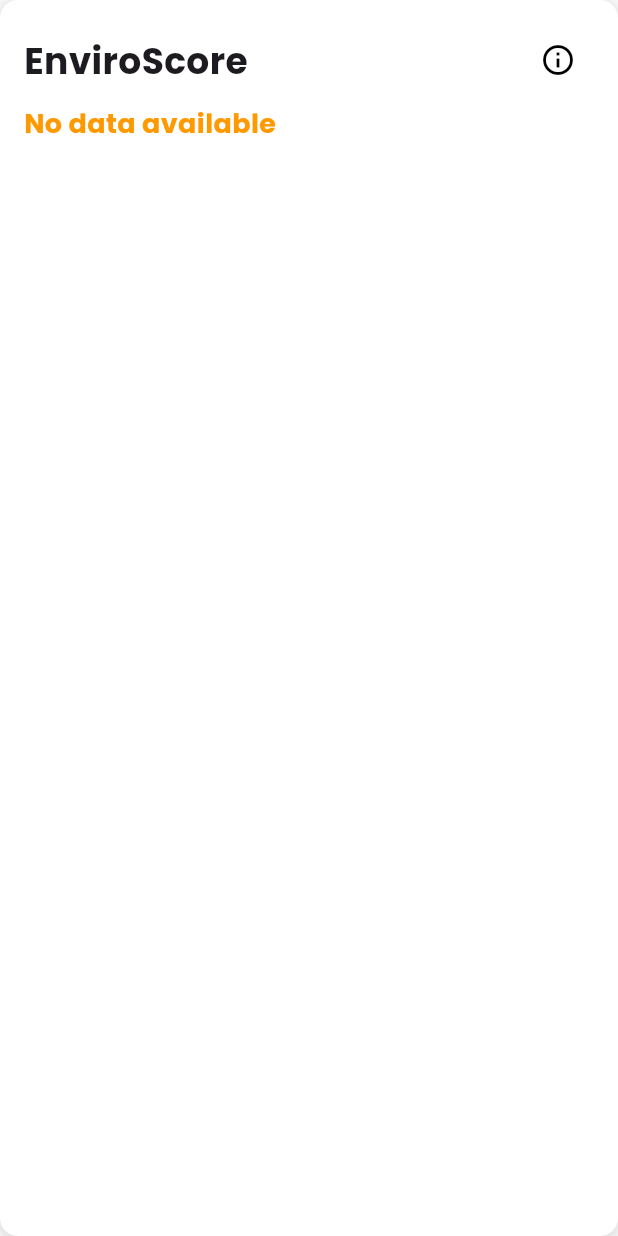
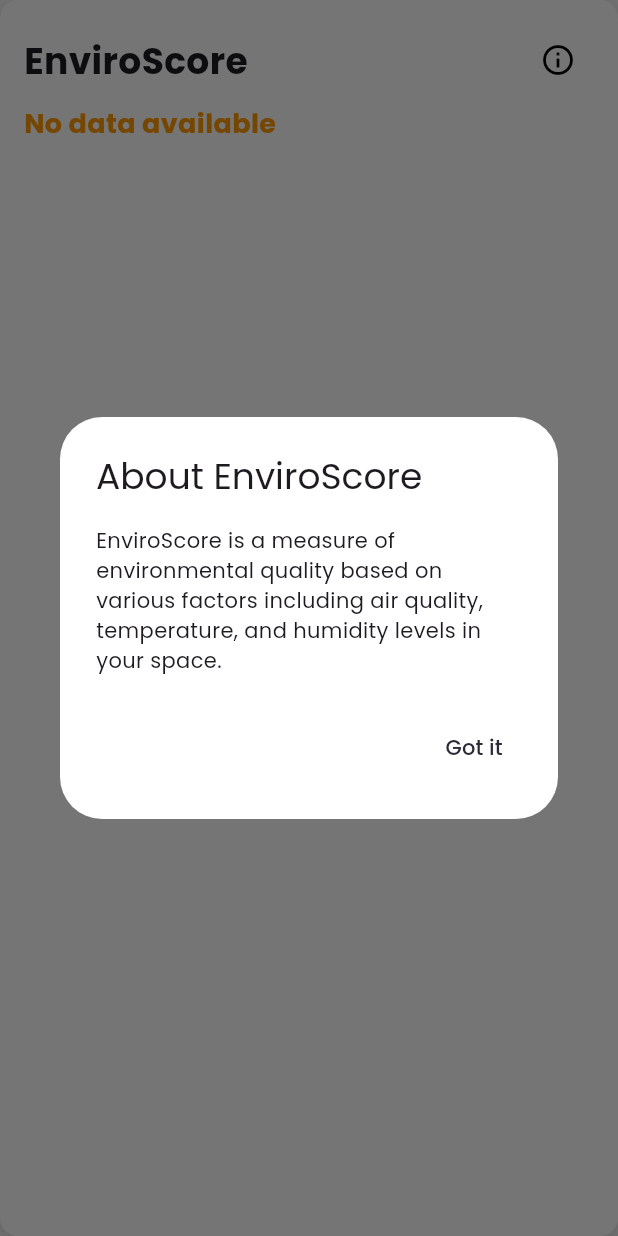
Before and after one commit to KempDewulf/envirosense-app, a Flutter app: the EnviroScoreCard widget shown alone on an empty page, opened directly with empty values, after a tap on the "info outline" icon, on a phone screen of 412 x 824 dp. Run offline on Flutter 3.47's test engine with Material 3 defaults, Android fonts, the phone set to English and light mode, and no system bars; our stand-ins replace dotted_border, firebase_auth, firebase_core, flutter_dotenv, google_fonts, introduction_screen and 3 more; missing offline and left inert: mobile_scanner; accounts and stored records are empty; network calls fail.

Commit message:
feat: add info dialog to EnviroScoreCard for better user understanding of EnviroScore

```diff
--- a/lib/presentation/widgets/enviro_score_card.dart
+++ b/lib/presentation/widgets/enviro_score_card.dart
@@ -3,20 +3,36 @@ import '../../../core/constants/colors.dart';
 
 class EnviroScoreCard extends StatelessWidget {
   final double score;
-  final VoidCallback onInfoPressed;
   final bool isDataAvailable;
   final String type;
 
   const EnviroScoreCard({
     super.key,
     required this.score,
-    required this.onInfoPressed,
     required this.isDataAvailable,
     this.type = '',
   });
 
   @override
   Widget build(BuildContext context) {
+    void showEnviroScoreInfo() {
+      showDialog(
+        context: context,
+        builder: (context) => AlertDialog(
+          title: const Text('About EnviroScore'),
+          content: const Text(
+            'EnviroScore is a measure of environmental quality based on various factors including air quality, temperature, and humidity levels in your space.',
+          ),
+          actions: [
+            TextButton(
+              onPressed: () => Navigator.pop(context),
+              child: const Text('Got it'),
+            ),
+          ],
+        ),
+      );
+    }
+
     return Container(
       decoration: BoxDecoration(
         color: AppColors.whiteColor,
@@ -54,7 +70,7 @@ class EnviroScoreCard extends StatelessWidget {
                       ),
                 IconButton(
                   icon: const Icon(Icons.info_outline),
-                  onPressed: onInfoPressed,
+                  onPressed: showEnviroScoreInfo,
                 ),
               ],
             ),
```
